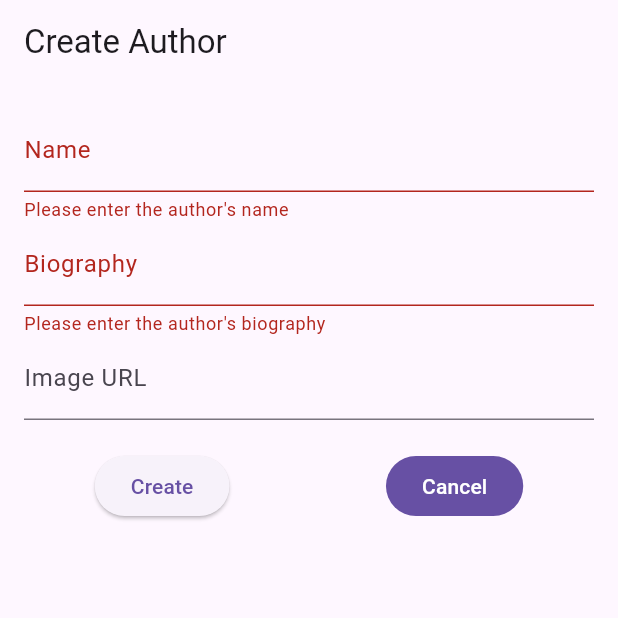
After one commit to Marianx97/movile-apps-development, a Flutter app: the CreateAuthorScreen screen opened by its route, after a tap on "Create", on a phone screen of 412 x 824 dp, the top half of it. The commit adds this screen. Run offline on Flutter 3.47's test engine with Material 3 defaults, Android fonts, the phone set to English and light mode, and no system bars; our stand-ins replace floor, go_router, sqflite; accounts and stored records are empty; generated files the repository leaves out were written again.

Commit message:
[parcial_1] - Added create/edit author screens

```diff
--- a/parcial_1/lib/core/router/app_router.dart
+++ b/parcial_1/lib/core/router/app_router.dart
@@ -1,6 +1,8 @@
 import 'package:go_router/go_router.dart';
 import 'package:parcial_1/presentation/screens/authors/author_details_screen.dart';
 import 'package:parcial_1/presentation/screens/authors/authors_screen.dart';
+import 'package:parcial_1/presentation/screens/authors/create_author_screen.dart';
+import 'package:parcial_1/presentation/screens/authors/edit_author_screen.dart';
 import 'package:parcial_1/presentation/screens/books/book_details_screen.dart';
 import 'package:parcial_1/presentation/screens/books/books_screen.dart';
 import 'package:parcial_1/presentation/screens/books/create_book_screen.dart';
@@ -66,5 +68,20 @@ final appRouter = GoRouter(
         );
       },
     ),
+    GoRoute(
+      path: '/authors/add',
+      name: CreateAuthorScreen.name,
+      builder: (context, state) => const CreateAuthorScreen(),
+    ),
+    GoRoute(
+      path: '/authors/edit/:authorId',
+      name: EditAuthorScreen.name,
+      builder: (context, state) {
+        final authorId = state.pathParameters['authorId'];
+        return EditAuthorScreen(
+          authorId: int.tryParse(authorId ?? '') ?? -1,
+        );
+      },
+    )
   ],
 );
--- a/parcial_1/lib/presentation/screens/authors/author_details_screen.dart
+++ b/parcial_1/lib/presentation/screens/authors/author_details_screen.dart
@@ -1,7 +1,7 @@
 import 'package:flutter/material.dart';
 import 'package:parcial_1/domain/author.dart';
 import 'package:parcial_1/presentation/screens/authors/authors_screen.dart';
-// import 'package:parcial_1/presentation/widgets/edit_button.dart';
+import 'package:parcial_1/presentation/widgets/edit_button.dart';
 import 'package:parcial_1/presentation/widgets/go_back_button.dart';
 
 class AuthorDetailsScreen extends StatelessWidget {
@@ -21,7 +21,7 @@ class AuthorDetailsScreen extends StatelessWidget {
         title: const Text('Author Detail'),
       ),
       body: _AuthorDetailView(authorId: authorId),
-      // floatingActionButton: EditButton(editPath: '/authors/edit/$authorId'),
+      floatingActionButton: EditButton(editPath: '/authors/edit/$authorId'),
     );
   }
 }
--- /dev/null
+++ b/parcial_1/lib/presentation/screens/authors/author_form.dart
@@ -0,0 +1,117 @@
+import 'package:flutter/material.dart';
+import 'package:go_router/go_router.dart';
+import 'package:parcial_1/domain/author.dart';
+import 'package:parcial_1/presentation/screens/authors/authors_screen.dart';
+
+class AuthorForm extends StatefulWidget {
+  final Author? author;
+  final Function(Author) onSave;
+
+  const AuthorForm({
+    super.key,
+    this.author,
+    required this.onSave
+  });
+
+  @override
+  State<AuthorForm> createState() => _AuthorFormState();
+}
+
+class _AuthorFormState extends State<AuthorForm> {
+  final _formKey = GlobalKey<FormState>();
+  late TextEditingController _nameController;
+  late TextEditingController _biographyController;
+  late TextEditingController _imageUrlController;
+
+  /// TODO:
+  /// - Remove this when implementing repository logic
+  late int _authorsLength;
+
+  @override
+  void initState() {
+    super.initState();
+    _nameController = TextEditingController(text: widget.author?.name ?? '');
+    _biographyController = TextEditingController(text: widget.author?.biography ?? '');
+    _imageUrlController = TextEditingController(text: widget.author?.imageUrl ?? '');
+    _authorsLength = authors.length;
+  }
+
+  @override
+  void dispose() {
+    _nameController.dispose();
+    _biographyController.dispose();
+    _imageUrlController.dispose();
+    super.dispose();
+  }
+
+  void _saveForm() {
+    if (_formKey.currentState!.validate()) {
+      final author = Author(
+        id: widget.author?.id ?? _authorsLength + 1,
+        name: _nameController.text,
+        biography: _biographyController.text,
+        imageUrl: _imageUrlController.text,
+      );
+      widget.onSave(author);
+    }
+  }
+
+  @override
+  Widget build(BuildContext context) {
+    return Form(
+      key: _formKey,
+      child: Padding(
+        padding: const EdgeInsets.all(16.0),
+        child: Column(
+          children: [
+            TextFormField(
+              controller: _nameController,
+              decoration: const InputDecoration(labelText: 'Name'),
+              validator: (value) {
+                if (value == null || value.isEmpty) {
+                  return 'Please enter the author\'s name';
+                }
+                return null;
+              },
+            ),
+            TextFormField(
+              controller: _biographyController,
+              decoration: const InputDecoration(labelText: 'Biography'),
+              validator: (value) {
+                if (value == null || value.isEmpty) {
+                  return 'Please enter the author\'s biography';
+                }
+                return null;
+              },
+            ),
+            TextFormField(
+              controller: _imageUrlController,
+              decoration: const InputDecoration(labelText: 'Image URL'),
+            ),
+            const SizedBox(height: 20),
+            Row(
+              mainAxisAlignment: MainAxisAlignment.spaceEvenly,
+              children: [
+                ElevatedButton(
+                  onPressed: _saveForm,
+                  child: Text(widget.author == null ? 'Create' : 'Save'),
+                ),
+                const SizedBox(width: 10),
+                FilledButton(
+                  onPressed: () {
+                    if (widget.author == null) {
+                      context.goNamed(AuthorsScreen.name);
+                    } else {
+                      context.go('/author_detail/${widget.author?.id}');
+                    }
+                  },
+                  child: const Text('Cancel'),
+                ),
+              ],
+            ),
+          ],
+        ),
+      ),
+    );
+  }
+}
--- a/parcial_1/lib/presentation/screens/authors/authors_screen.dart
+++ b/parcial_1/lib/presentation/screens/authors/authors_screen.dart
@@ -1,6 +1,7 @@
 import 'package:flutter/material.dart';
 import 'package:go_router/go_router.dart';
 import 'package:parcial_1/domain/author.dart';
+import 'package:parcial_1/presentation/screens/authors/create_author_screen.dart';
 import 'package:parcial_1/presentation/widgets/drawer_menu.dart';
 
 class AuthorsScreen extends StatefulWidget {
@@ -36,7 +37,13 @@ class _AuthorsViewState extends State<_AuthorsView> {
       appBar: AppBar(
         title: const Text('Authors View'),
       ),
-      body: const _AuthorsList()
+      body: const _AuthorsList(),
+      floatingActionButton: FloatingActionButton(
+        onPressed: () {
+          context.goNamed(CreateAuthorScreen.name);
+        },
+        child: const Icon(Icons.add),
+      ),
     );
   }
 }
--- /dev/null
+++ b/parcial_1/lib/presentation/screens/authors/create_author_screen.dart
@@ -0,0 +1,27 @@
+import 'package:flutter/material.dart';
+import 'package:go_router/go_router.dart';
+import 'package:parcial_1/domain/author.dart';
+import 'package:parcial_1/presentation/screens/authors/author_form.dart';
+import 'package:parcial_1/presentation/screens/authors/authors_screen.dart';
+
+class CreateAuthorScreen extends StatelessWidget {
+  static const name = 'create_author_screen';
+  const CreateAuthorScreen({super.key});
+
+  void _createAuthor(BuildContext context, Author author) {
+    authors.add(author);
+    context.goNamed(AuthorsScreen.name);
+  }
+
+  @override
+  Widget build(BuildContext context) {
+    return Scaffold(
+      appBar: AppBar(
+        title: const Text('Create Author'),
+      ),
+      body: AuthorForm(
+        onSave: (author) => _createAuthor(context, author),
+      ),
+    );
+  }
+}
--- /dev/null
+++ b/parcial_1/lib/presentation/screens/authors/edit_author_screen.dart
@@ -0,0 +1,35 @@
+import 'package:flutter/material.dart';
+import 'package:go_router/go_router.dart';
+import 'package:parcial_1/domain/author.dart';
+import 'package:parcial_1/presentation/screens/authors/author_form.dart';
+
+class EditAuthorScreen extends StatelessWidget {
+  static const name = 'edit_author_screen';
+  final int authorId;
+
+  const EditAuthorScreen({
+    super.key,
+    required this.authorId,
+  });
+
+  void _editAuthor(BuildContext context, Author updatedAuthor) {
+    authors.removeWhere((author) => author.id == updatedAuthor.id);
+    authors.add(updatedAuthor);
+    context.go('/author_detail/${updatedAuthor.id}');
+  }
+
+  @override
+  Widget build(BuildContext context) {
+    final Author author = authors.firstWhere((author) => author.id == authorId);
+
+    return Scaffold(
+      appBar: AppBar(
+        title: const Text('Edit Author'),
+      ),
+      body: AuthorForm(
+        author: author,
+        onSave: (updatedAuthor) => _editAuthor(context, updatedAuthor),
+      ),
+    );
+  }
+}
--- a/parcial_1/lib/presentation/screens/books/book_form.dart
+++ b/parcial_1/lib/presentation/screens/books/book_form.dart
@@ -107,22 +107,18 @@ class _BookFormState extends State<BookForm> {
               controller: _releaseYearController,
               decoration: const InputDecoration(labelText: 'Release Year'),
               keyboardType: TextInputType.number,
-              // validator: (value) {
-              //   if (value != null && value.isNotEmpty && int.tryParse(value) == null) {
-              //     return 'Please enter a valid number';
-              //   }
-              //   return null;
-              // },
+              validator: (value) {
+                if (value != null && (
+                  int.tryParse(value) == null && int.tryParse(value)! < 0
+                )) {
+                  return 'Please enter a valid year';
+                }
+                return null;
+              },
             ),
             TextFormField(
               controller: _imageUrlController,
               decoration: const InputDecoration(labelText: 'Image URL'),
-              // validator: (value) {
-              //   if (value == null || value.isEmpty) {
-              //     return 'Please enter an image URL';
-              //   }
-              //   return null;
-              // },
             ),
             const SizedBox(height: 20),
             Row(
```
